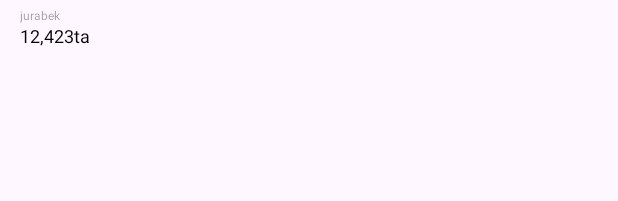
After one commit to jurabek003/BarChart_Diagram, an Android app: the layout diagram_item_rv.xml on its own in the app's theme, with its tools: preview values and no code run, on a phone screen of 412 x 824 dp. The commit adds this screen. Shown: the top 201 px of the screen. Run offline under Robolectric (Android 15) with nearby library versions, the phone set to English and light mode, and no system bars.

Commit message:
diagramma  4

```diff
--- /dev/null
+++ b/app/src/main/res/layout/diagram_item_rv.xml
@@ -0,0 +1,40 @@
+<?xml version="1.0" encoding="utf-8"?>
+<androidx.constraintlayout.widget.ConstraintLayout xmlns:android="http://schemas.android.com/apk/res/android"
+    xmlns:app="http://schemas.android.com/apk/res-auto"
+    android:layout_width="wrap_content"
+    android:padding="5dp"
+    android:layout_height="match_parent">
+
+    <com.google.android.material.card.MaterialCardView
+        android:id="@+id/item_view_color"
+        android:layout_width="8dp"
+        android:layout_height="8dp"
+        app:cardCornerRadius="4dp"
+        app:strokeWidth="0dp"
+        app:layout_constraintStart_toStartOf="parent"
+        app:layout_constraintTop_toTopOf="parent" >
+    </com.google.android.material.card.MaterialCardView>
+
+
+    <TextView
+        android:id="@+id/item_name"
+        android:layout_width="wrap_content"
+        android:textColor="@color/black"
+        android:alpha=".38"
+        android:layout_height="wrap_content"
+        android:text="jurabek"
+        android:textSize="8sp"
+        app:layout_constraintBottom_toBottomOf="@+id/item_view_color"
+        app:layout_constraintStart_toEndOf="@+id/item_view_color"
+        app:layout_constraintTop_toTopOf="@+id/item_view_color" />
+    <TextView
+        android:id="@+id/item_count"
+        android:layout_width="wrap_content"
+        android:layout_height="wrap_content"
+        android:textColor="@color/black"
+        android:text="12,423ta"
+        android:textSize="12sp"
+        app:layout_constraintTop_toBottomOf="@+id/item_name"
+        app:layout_constraintStart_toStartOf="@+id/item_name"/>
+
+</androidx.constraintlayout.widget.ConstraintLayout>
```
Also changed, not shown: app/src/main/java/uz/turgunboyevjurabek/barchartdiagram/MainActivity.kt (+18 -1 lines), app/src/main/java/uz/turgunboyevjurabek/barchartdiagram/adapter/RvDiagramma.kt (added, +31 -0 lines), app/src/main/java/uz/turgunboyevjurabek/barchartdiagram/madels/Diagram_Class.kt (added, +16 -0 lines), app/src/main/res/layout/activity_main.xml (+15 -6 lines), app/src/main/res/drawable/view.png (added).
